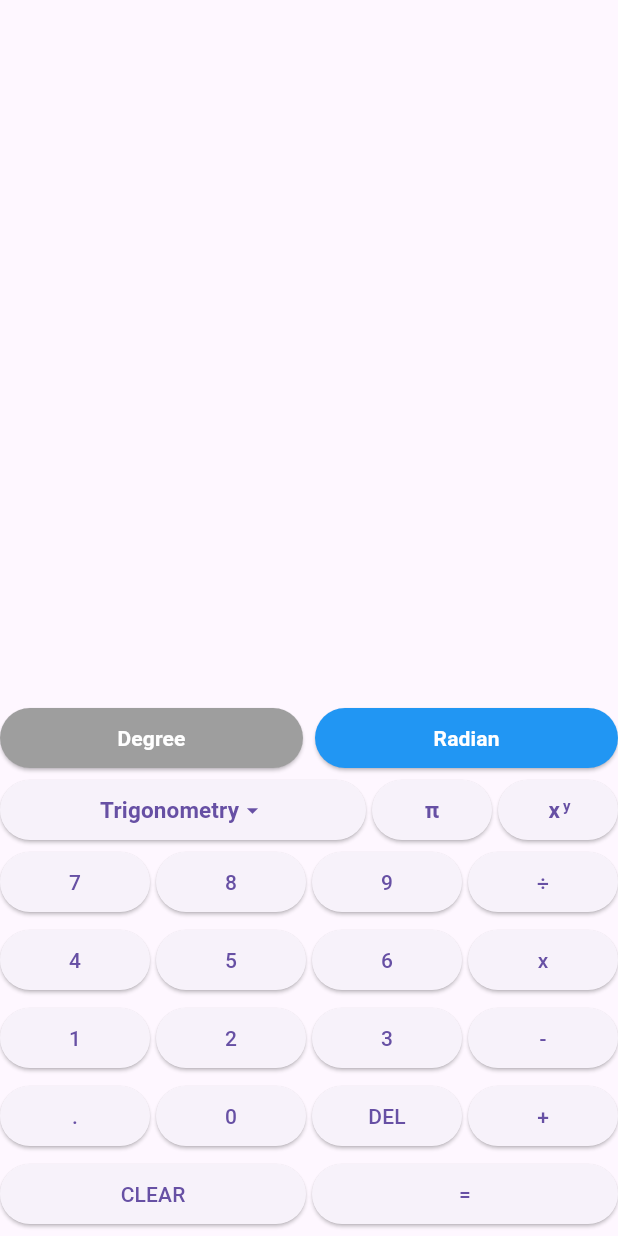
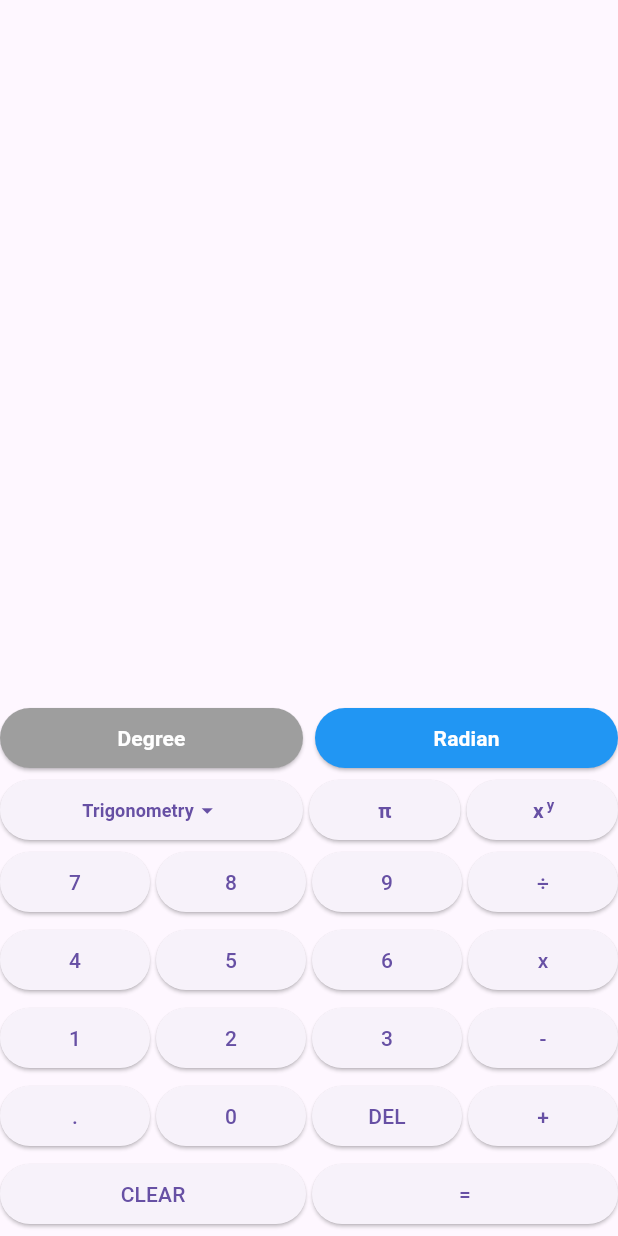
Before and after one commit to MrLeKiet/calculator_dalt, a Flutter app: the ScientificCalculatorLayout widget shown alone on an empty page, opened directly with empty values, on a phone screen of 412 x 824 dp. Run offline on Flutter 3.47's test engine with Material 3 defaults, Android fonts, the phone set to English and light mode, and no system bars.

Commit message:
Changing Font Style

```diff
--- a/lib/scientific_calculator_layout.dart
+++ b/lib/scientific_calculator_layout.dart
@@ -99,6 +99,7 @@ class ScientificCalculatorLayout extends StatelessWidget {
               Row(
                 children: [
                   Expanded(
+                    flex: 2, // Span the width of two buttons
                     child: ElevatedButton(
                       key: trigonometryKey,
                       onPressed: () => toggleTrigonometry(),
@@ -111,7 +112,7 @@ class ScientificCalculatorLayout extends StatelessWidget {
                           Text(
                             "Trigonometry",
                             style: TextStyle(
-                                fontSize: 15.0, fontWeight: FontWeight.bold),
+                                fontSize: 12.0, fontWeight: FontWeight.bold),
                           ),
                           Icon(
                             showTrigonometry
@@ -123,8 +124,7 @@ class ScientificCalculatorLayout extends StatelessWidget {
                     ),
                   ),
                   SizedBox(width: 4.0),
-                  Container(
-                    width: 80.0,
+                  Expanded(
                     child: ElevatedButton(
                       onPressed: () => buttonPressed("π"),
                       style: ElevatedButton.styleFrom(
@@ -133,15 +133,15 @@ class ScientificCalculatorLayout extends StatelessWidget {
                       child: Text(
                         "π",
                         style: TextStyle(
-                            fontSize: 15.0, fontWeight: FontWeight.bold),
+                            fontSize: 14.0, fontWeight: FontWeight.bold),
                       ),
                     ),
                   ),
                   SizedBox(width: 4.0), // Add spacing between buttons
-                  Container(
-                    width: 80.0,
+                  Expanded(
                     child: ElevatedButton(
-                      onPressed: () => buttonPressed("^"), // Call buttonPressed with "^"
+                      onPressed: () =>
+                          buttonPressed("^"), // Call buttonPressed with "^"
                       style: ElevatedButton.styleFrom(
                         padding: EdgeInsets.all(0),
                       ),
@@ -151,7 +151,7 @@ class ScientificCalculatorLayout extends StatelessWidget {
                             TextSpan(
                               text: 'x',
                               style: TextStyle(
-                                fontSize: 15.0,
+                                fontSize: 14.0,
                                 fontWeight: FontWeight.bold,
                                 color: const Color.fromARGB(255, 103, 80, 164),
                               ),
```
